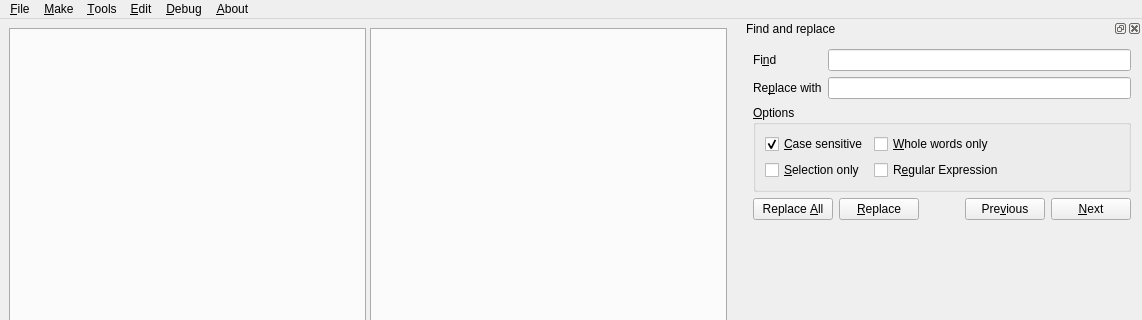
Qt form ui/main.ui (wxgeo/ptyx-mcq-editor) before a commit; both pictures show x 0 to 1142 and y 0 to 320 of the 1142 by 862 pixel window.
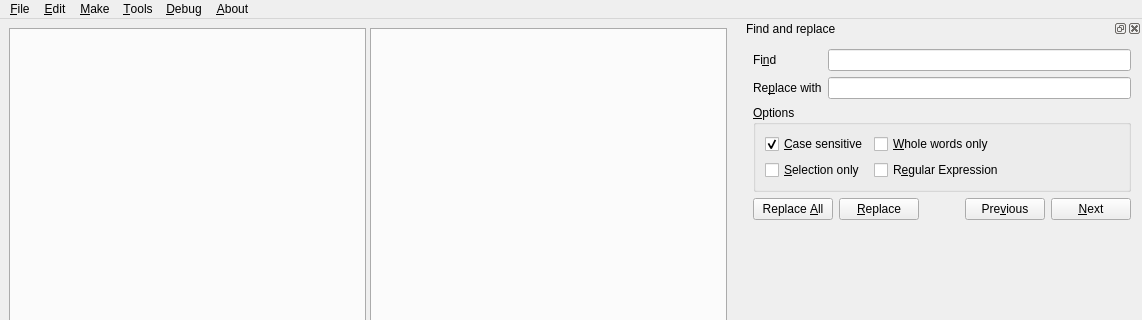
The same form after that commit. Icons and pictures are not drawn. Custom widgets are drawn as their Qt base class.

Commit message: feat: Interface design improved.

```diff
--- a/ui/main.ui
+++ b/ui/main.ui
@@ -97,9 +97,9 @@
     <addaction name="action_Send_Qscintilla_Command"/>
    </widget>
    <addaction name="menuFichier"/>
+   <addaction name="menu_Edit"/>
    <addaction name="menuCompilation"/>
    <addaction name="menu_Tools"/>
-   <addaction name="menu_Edit"/>
    <addaction name="menuDebug"/>
    <addaction name="menu_propos"/>
   </widget>
```
Left out of the diff: 49 changed lines with no effect on the pictures. The commit also changes 1 other file.
